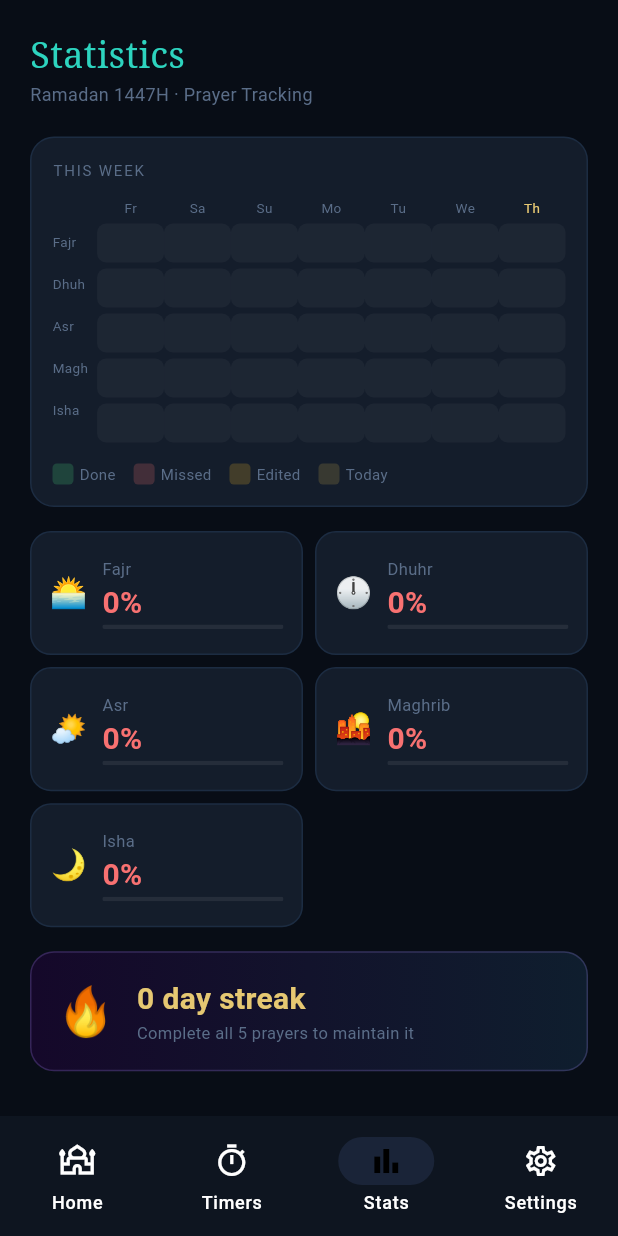
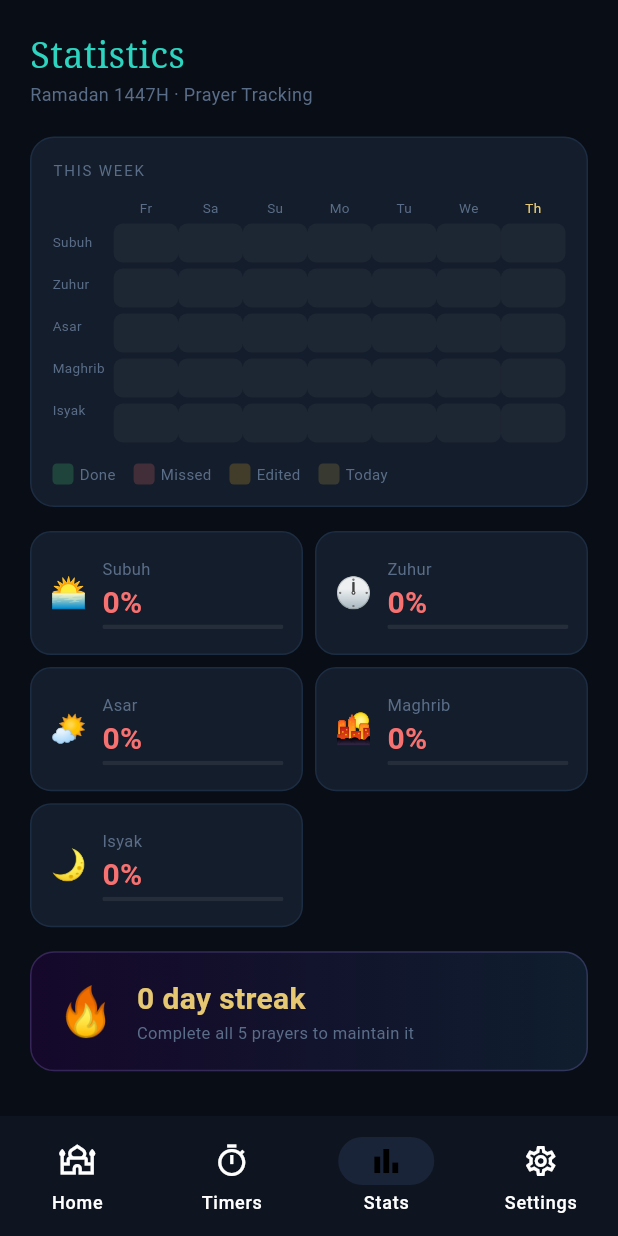
Before and after one commit to cyclonekid8/PrayerPal, a Flutter app: the screen it shows after launch, item 3 of the bottom bar chosen, on a phone screen of 412 x 824 dp. Run offline on Flutter 3.47's test engine with Material 3 defaults, Android fonts, the phone set to English and light mode, and no system bars; our stand-ins replace audioplayers, flutter_local_notifications, permission_handler, shared_preferences, sqflite, timezone and 1 more; accounts and stored records are empty.

Commit message:
Fix prayer names to Malay, fix PM times, fix stats label

```diff
--- a/lib/models/prayer.dart
+++ b/lib/models/prayer.dart
@@ -7,11 +7,11 @@ enum PrayerStatus { pending, prayed, missed, edited }
 extension PrayerNameExt on PrayerName {
   String get displayName {
     switch (this) {
-      case PrayerName.fajr: return 'Fajr';
-      case PrayerName.dhuhr: return 'Dhuhr';
-      case PrayerName.asr: return 'Asr';
+      case PrayerName.fajr: return 'Subuh';
+      case PrayerName.dhuhr: return 'Zuhur';
+      case PrayerName.asr: return 'Asar';
       case PrayerName.maghrib: return 'Maghrib';
-      case PrayerName.isha: return 'Isha';
+      case PrayerName.isha: return 'Isyak';
     }
   }
 
--- a/lib/screens/stats_screen.dart
+++ b/lib/screens/stats_screen.dart
@@ -82,7 +82,7 @@ class _StatsScreenState extends State<StatsScreen> {
                   const SizedBox(height: 18),
                   ...PrayerName.values.map((p) => SizedBox(
                     height: 28,
-                    child: Text(p.displayName.substring(0, p.displayName.length < 4 ? p.displayName.length : 4),
+                    child: Text(p.displayName,
                       style: const TextStyle(fontSize: 9, color: Color(0xFF5a6d88))),
                   )),
                 ],
```
Also changed, not shown: assets/prayer_times.json.
